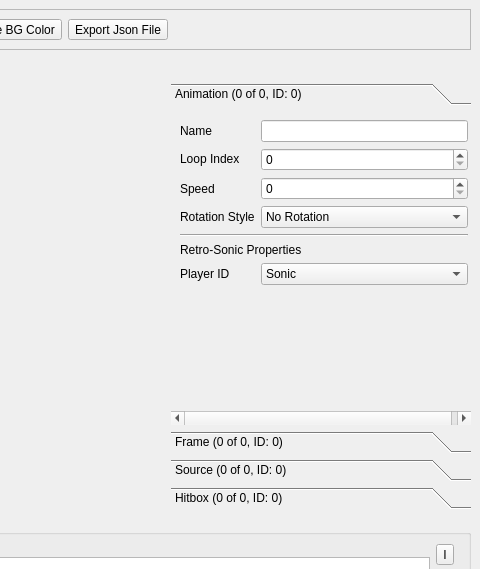
Qt form RetroEDv2/tools/animationeditor.ui (RSDKModding/RetroED) before a commit; both pictures show x 800 to 1280 and y 0 to 569 of the 1280 by 720 pixel window.
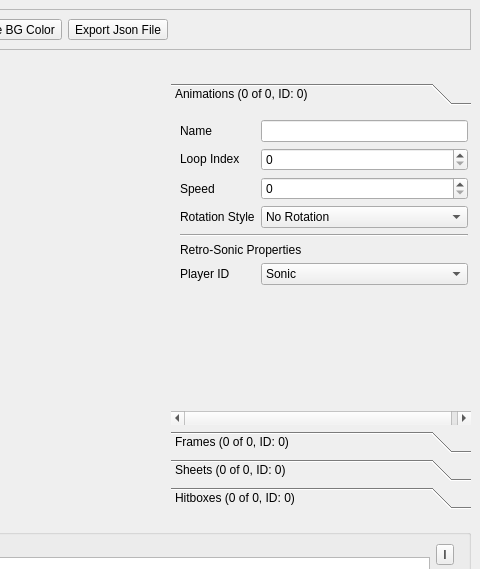
The same form after that commit. Icons and pictures are not drawn.

The edit to the form file:
```diff
--- a/RetroEDv2/tools/animationeditor.ui
+++ b/RetroEDv2/tools/animationeditor.ui
@@ -752,7 +752,7 @@
        </rect>
       </property>
       <attribute name="label">
-       <string>Animation (0 of 0, ID: 0)</string>
+       <string>Animations (0 of 0, ID: 0)</string>
       </attribute>
       <layout class="QVBoxLayout" name="verticalLayout_3">
        <property name="leftMargin">
@@ -948,7 +948,7 @@
        </rect>
       </property>
       <attribute name="label">
-       <string>Frame (0 of 0, ID: 0)</string>
+       <string>Frames (0 of 0, ID: 0)</string>
       </attribute>
       <layout class="QVBoxLayout" name="verticalLayout_2">
        <property name="leftMargin">
@@ -1452,7 +1452,7 @@
        </rect>
       </property>
       <attribute name="label">
-       <string>Source (0 of 0, ID: 0)</string>
+       <string>Sheets (0 of 0, ID: 0)</string>
       </attribute>
       <layout class="QGridLayout" name="gridLayout_14">
        <item row="0" column="0" colspan="2">
@@ -1571,7 +1571,7 @@
        </rect>
       </property>
       <attribute name="label">
-       <string>Hitbox (0 of 0, ID: 0)</string>
+       <string>Hitboxes (0 of 0, ID: 0)</string>
       </attribute>
       <layout class="QGridLayout" name="gridLayout_11">
        <property name="leftMargin">
```
Left out of the diff: 14 changed lines with no effect on the pictures.
